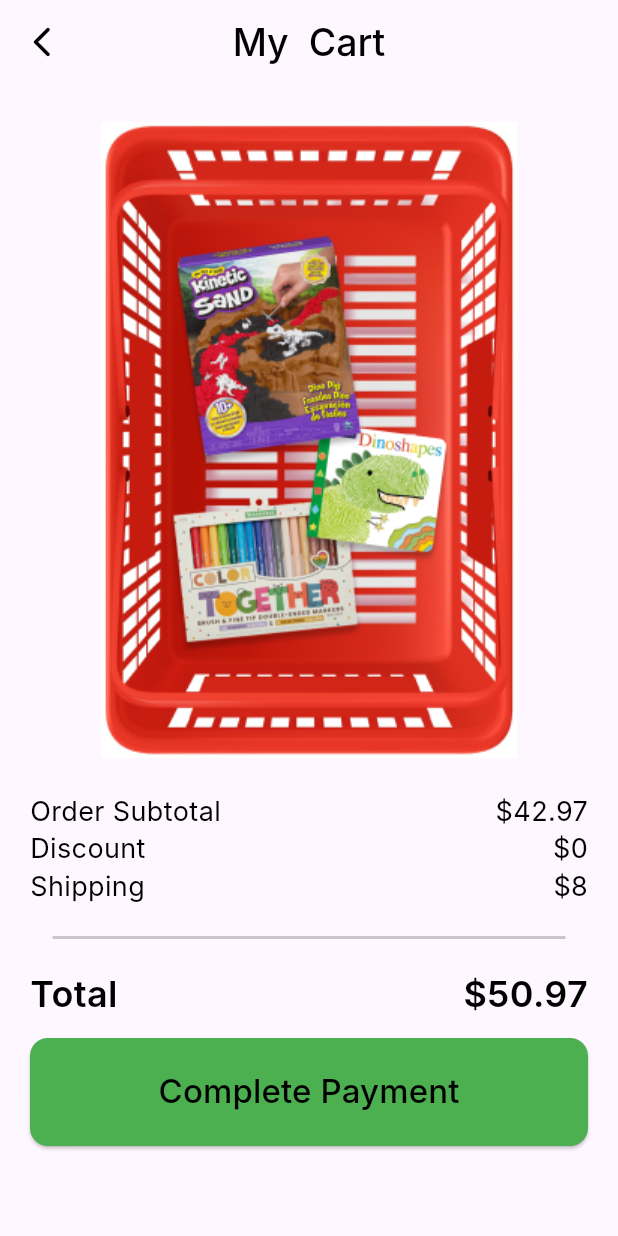
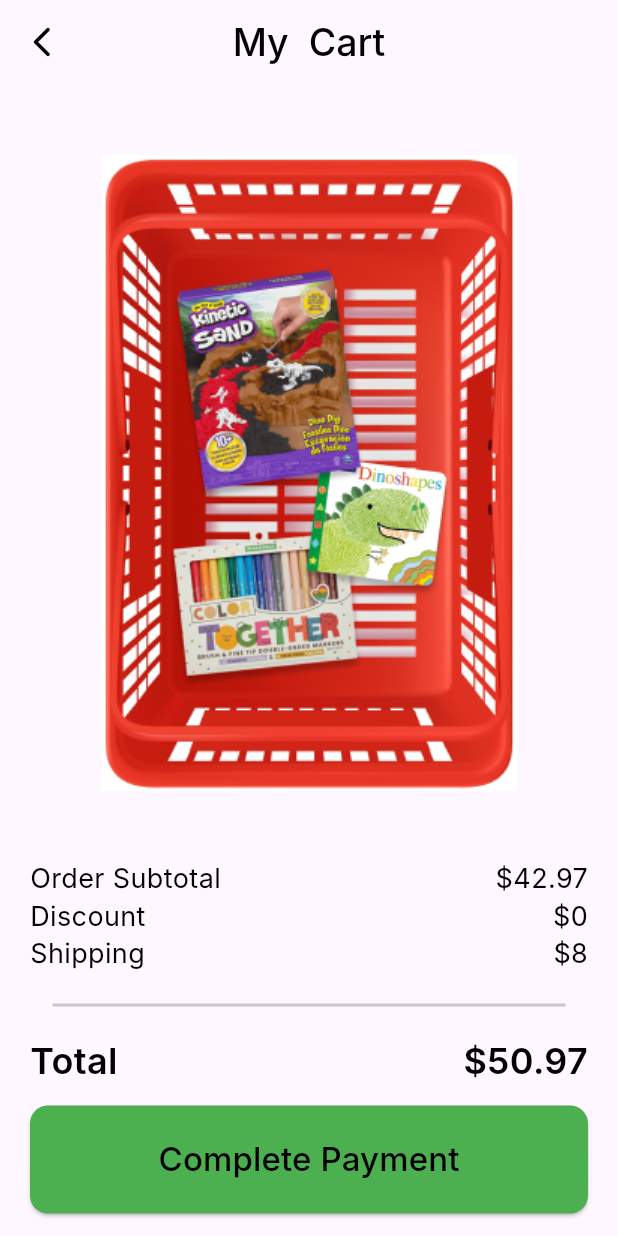
Before and after one commit to marcolous/Flutter-Checkout, a Flutter app: the screen it shows after launch, on a phone screen of 412 x 824 dp. Run offline on Flutter 3.47's test engine with Material 3 defaults, Android fonts, the phone set to English and light mode, and no system bars; our stand-ins replace gap; Roboto replaces fonts that are missing (Inter).

Commit message:
adding expanded on image

```diff
--- a/lib/Features/checkout/presentation/views/my_cart_view_body.dart
+++ b/lib/Features/checkout/presentation/views/my_cart_view_body.dart
@@ -13,9 +13,7 @@ class MyCartViewBody extends StatelessWidget {
       padding: const EdgeInsets.symmetric(horizontal: 20),
       child: Column(
         children: [
-          const Gap(25),
-          Image.asset('assets/images/basket_image.png'),
-          const Gap(25),
+          Expanded(child: Image.asset('assets/images/basket_image.png')),
           const OrderInfoItem(text: 'Order Subtotal', price: '42.97'),
           const Gap(3),
           const OrderInfoItem(text: 'Discount', price: '0'),
@@ -26,7 +24,8 @@ class MyCartViewBody extends StatelessWidget {
           const Gap(15),
           const OrderInfoTotalPrice(text: 'Total', price: '50.97'),
           const Gap(15),
-          const CustomButton()
+          const CustomButton(),
+          const Gap(15),
         ],
       ),
     );
```
